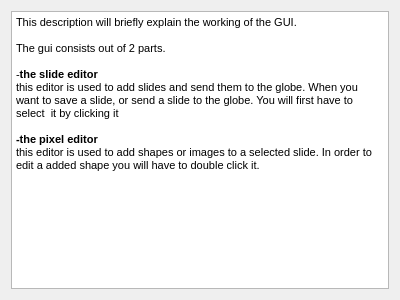
The window that helper.ui (magnocube/POV-Globe) describes before a commit, drawn with Qt 5.
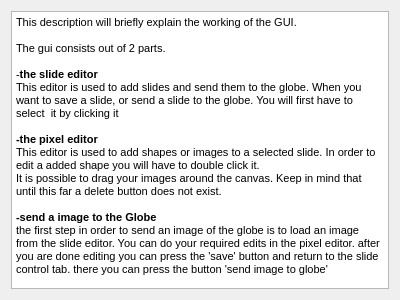
The same window after the commit.

Commit message: added sliders which modify the headers

Patch:
```diff
--- a/helper.ui
+++ b/helper.ui
@@ -26,10 +26,14 @@
 &lt;p style=&quot; margin-top:0px; margin-bottom:0px; margin-left:0px; margin-right:0px; -qt-block-indent:0; text-indent:0px;&quot;&gt;The gui consists out of 2 parts. &lt;/p&gt;
 &lt;p style=&quot;-qt-paragraph-type:empty; margin-top:0px; margin-bottom:0px; margin-left:0px; margin-right:0px; -qt-block-indent:0; text-indent:0px;&quot;&gt;&lt;br /&gt;&lt;/p&gt;
 &lt;p style=&quot; margin-top:0px; margin-bottom:0px; margin-left:0px; margin-right:0px; -qt-block-indent:0; text-indent:0px;&quot;&gt;-&lt;span style=&quot; font-weight:600;&quot;&gt;the slide editor&lt;/span&gt;&lt;/p&gt;
-&lt;p style=&quot; margin-top:0px; margin-bottom:0px; margin-left:0px; margin-right:0px; -qt-block-indent:0; text-indent:0px;&quot;&gt;this editor is used to add slides and send them to the globe. When you want to save a slide, or send a slide to the globe. You will first have to select  it by clicking it&lt;/p&gt;
+&lt;p style=&quot; margin-top:0px; margin-bottom:0px; margin-left:0px; margin-right:0px; -qt-block-indent:0; text-indent:0px;&quot;&gt;This editor is used to add slides and send them to the globe. When you want to save a slide, or send a slide to the globe. You will first have to select  it by clicking it&lt;/p&gt;
 &lt;p style=&quot;-qt-paragraph-type:empty; margin-top:0px; margin-bottom:0px; margin-left:0px; margin-right:0px; -qt-block-indent:0; text-indent:0px;&quot;&gt;&lt;br /&gt;&lt;/p&gt;
 &lt;p style=&quot; margin-top:0px; margin-bottom:0px; margin-left:0px; margin-right:0px; -qt-block-indent:0; text-indent:0px;&quot;&gt;&lt;span style=&quot; font-weight:600;&quot;&gt;-the pixel editor&lt;/span&gt;&lt;/p&gt;
-&lt;p style=&quot; margin-top:0px; margin-bottom:0px; margin-left:0px; margin-right:0px; -qt-block-indent:0; text-indent:0px;&quot;&gt;this editor is used to add shapes or images to a selected slide. In order to edit a added shape you will have to double click it. &lt;/p&gt;&lt;/body&gt;&lt;/html&gt;</string>
+&lt;p style=&quot; margin-top:0px; margin-bottom:0px; margin-left:0px; margin-right:0px; -qt-block-indent:0; text-indent:0px;&quot;&gt;This editor is used to add shapes or images to a selected slide. In order to edit a added shape you will have to double click it. &lt;/p&gt;
+&lt;p style=&quot; margin-top:0px; margin-bottom:0px; margin-left:0px; margin-right:0px; -qt-block-indent:0; text-indent:0px;&quot;&gt;It is possible to drag your images around the canvas. Keep in mind that until this far a delete button does not exist.&lt;/p&gt;
+&lt;p style=&quot;-qt-paragraph-type:empty; margin-top:0px; margin-bottom:0px; margin-left:0px; margin-right:0px; -qt-block-indent:0; text-indent:0px;&quot;&gt;&lt;br /&gt;&lt;/p&gt;
+&lt;p style=&quot; margin-top:0px; margin-bottom:0px; margin-left:0px; margin-right:0px; -qt-block-indent:0; text-indent:0px;&quot;&gt;&lt;span style=&quot; font-weight:600;&quot;&gt;-send a image to the Globe&lt;/span&gt;&lt;/p&gt;
+&lt;p style=&quot; margin-top:0px; margin-bottom:0px; margin-left:0px; margin-right:0px; -qt-block-indent:0; text-indent:0px;&quot;&gt;&lt;span style=&quot; font-size:8pt;&quot;&gt;the first step in order to send &lt;/span&gt;&lt;a name=&quot;spans0e0&quot;&gt;&lt;/a&gt;&lt;span style=&quot; font-size:8pt;&quot;&gt;a&lt;/span&gt;&lt;span style=&quot; font-size:8pt;&quot;&gt;n image &lt;/span&gt;&lt;a name=&quot;spans0e1&quot;&gt;&lt;/a&gt;&lt;span style=&quot; font-size:8pt;&quot;&gt;o&lt;/span&gt;&lt;span style=&quot; font-size:8pt;&quot;&gt;f the globe is to load &lt;/span&gt;&lt;a name=&quot;spans0e2&quot;&gt;&lt;/a&gt;&lt;span style=&quot; font-size:8pt;&quot;&gt;a&lt;/span&gt;&lt;span style=&quot; font-size:8pt;&quot;&gt;n image from the slide editor. You can do your required edits in the pixel editor. after you are done editing you can press the 'save' button and return to the slide control tab. there you can press the button '&lt;/span&gt;&lt;a name=&quot;spans0e3&quot;&gt;&lt;/a&gt;&lt;span style=&quot; font-size:8pt;&quot;&gt;s&lt;/span&gt;&lt;span style=&quot; font-size:8pt;&quot;&gt;end image to globe'&lt;/span&gt;&lt;/p&gt;&lt;/body&gt;&lt;/html&gt;</string>
      </property>
     </widget>
    </item>
```
The commit also changes 3 other files.
